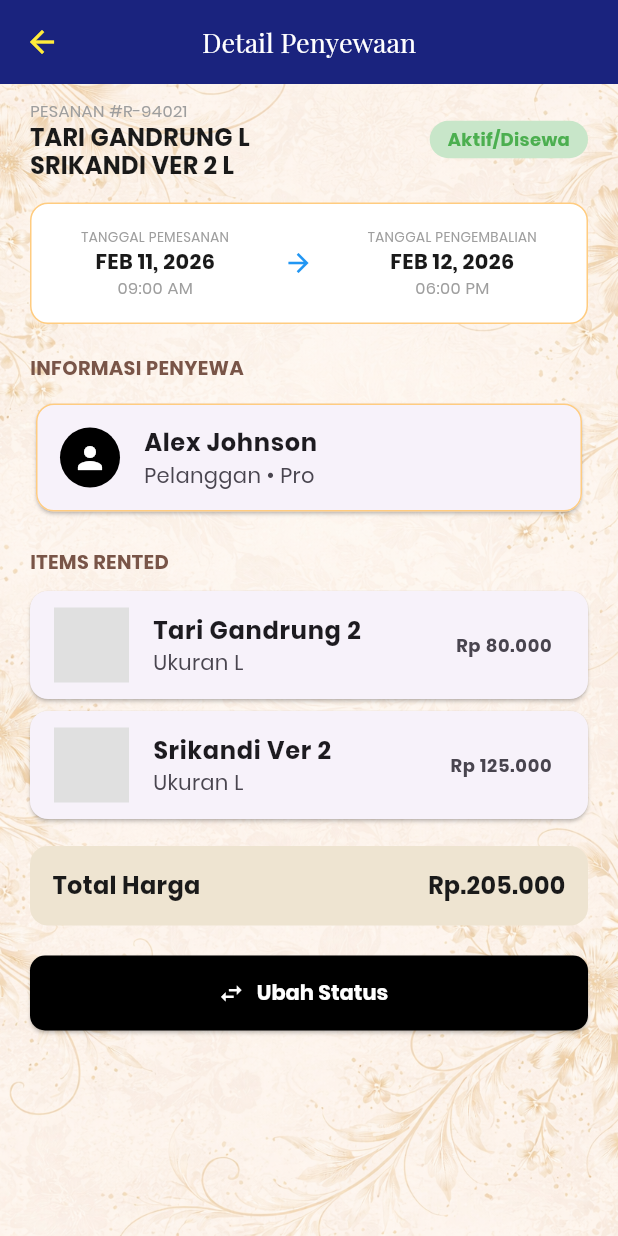
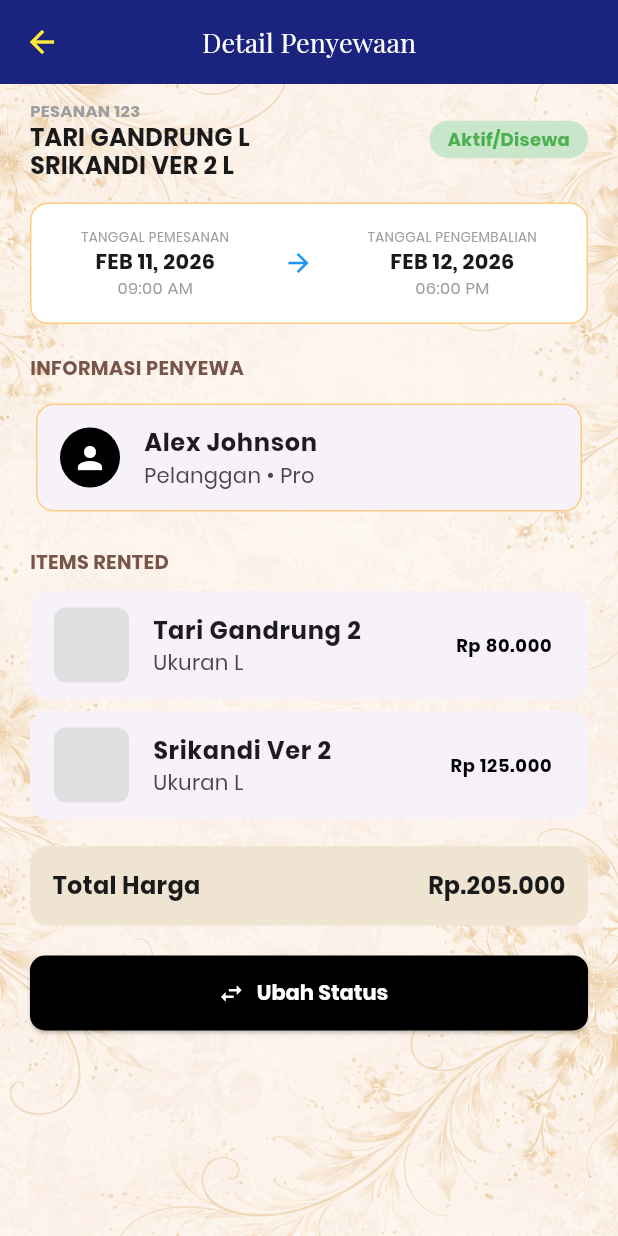
Before and after one commit to farinsevany-art/Penyewaan-Baju, a Flutter app: the ManajemenPesananScreen screen opened directly, after a tap on "Sarah Jenkins", on a phone screen of 412 x 824 dp. Run offline on Flutter 3.47's test engine with Material 3 defaults, Android fonts, the phone set to English and light mode, and no system bars; our stand-ins replace fl_chart, shared_preferences; accounts and stored records are empty.

Commit message:
fitur notifikasi

```diff
--- a/lib/features/admin/screens/rent_details_page.dart
+++ b/lib/features/admin/screens/rent_details_page.dart
@@ -2,14 +2,19 @@ import 'package:flutter/material.dart';
 import '../widgets/status_update_sheet.dart';
 import '../../auth/widgets/auth_background.dart';
 
-class DetailPenyewaanScreen extends StatefulWidget {
-  const DetailPenyewaanScreen({super.key});
+class RentDetailsPage extends StatefulWidget {
+  final String orderId; // Variabel penampung ID
+
+  const RentDetailsPage({
+    super.key,
+    required this.orderId, // Wajib diisi saat navigasi
+  });
 
   @override
-  State<DetailPenyewaanScreen> createState() => _DetailPenyewaanScreenState();
+  State<RentDetailsPage> createState() => _RentDetailsPageState();
 }
 
-class _DetailPenyewaanScreenState extends State<DetailPenyewaanScreen> {
+class _RentDetailsPageState extends State<RentDetailsPage> {
   String currentStatus = "Aktif/Disewa";
 
   void _showStatusPopup() {
@@ -41,15 +46,13 @@ class _DetailPenyewaanScreenState extends State<DetailPenyewaanScreen> {
         elevation: 0,
         leading: IconButton(
           icon: const Icon(Icons.arrow_back, color: Colors.yellow),
-          onPressed: () {
-            // Ini akan kembali ke ManajemenPesananScreen
-            Navigator.of(context).pop();
-          },
+          onPressed: () => Navigator.pop(context),
         ),
         title: const Text(
           'Detail Penyewaan',
           style: TextStyle(color: Colors.white, fontSize: 18),
         ),
+        centerTitle: true,
       ),
       body: AuthBackground(
         child: SingleChildScrollView(
@@ -95,16 +98,17 @@ class _DetailPenyewaanScreenState extends State<DetailPenyewaanScreen> {
     );
   }
 
-  // --- WIDGET HELPER ---
   Widget _buildOrderHeader() {
     return Row(
       mainAxisAlignment: MainAxisAlignment.spaceBetween,
       children: [
-        const Column(
+        Column(
           crossAxisAlignment: CrossAxisAlignment.start,
           children: [
-            Text("PESANAN #R-94021", style: TextStyle(fontSize: 11, color: Colors.grey)),
-            Text(
+            // Menggunakan widget.orderId untuk menampilkan ID yang dikirim
+            Text("PESANAN ${widget.orderId}",
+              style: const TextStyle(fontSize: 11, color: Colors.grey, fontWeight: FontWeight.bold)),
+            const Text(
               "TARI GANDRUNG L\nSRIKANDI VER 2 L",
               style: TextStyle(fontWeight: FontWeight.bold, fontSize: 16, height: 1.2),
             ),
@@ -160,30 +164,36 @@ class _DetailPenyewaanScreenState extends State<DetailPenyewaanScreen> {
 
   Widget _buildCustomerCard() {
     return Card(
+      elevation: 0,
       shape: RoundedRectangleBorder(
         borderRadius: BorderRadius.circular(12),
         side: BorderSide(color: Colors.orange.shade200),
       ),
-      child: const Column(
-        children: [
-          ListTile(
-            leading: CircleAvatar(backgroundColor: Colors.black, child: Icon(Icons.person, color: Colors.white)),
-            title: Text("Alex Johnson", style: TextStyle(fontWeight: FontWeight.bold)),
-            subtitle: Text("Pelanggan • Pro"),
-          ),
-        ],
+      child: const ListTile(
+        leading: CircleAvatar(backgroundColor: Colors.black, child: Icon(Icons.person, color: Colors.white)),
+        title: Text("Alex Johnson", style: TextStyle(fontWeight: FontWeight.bold)),
+        subtitle: Text("Pelanggan • Pro"),
       ),
     );
   }
 
   Widget _itemTile(String name, String size, String price) {
     return Card(
+      elevation: 0,
       margin: const EdgeInsets.only(bottom: 8),
+      shape: RoundedRectangleBorder(borderRadius: BorderRadius.circular(12)),
       child: ListTile(
-        leading: Container(width: 50, height: 50, color: Colors.grey.shade300),
+        leading: Container(
+          width: 50,
+          height: 50,
+          decoration: BoxDecoration(
+            color: Colors.grey.shade300,
+            borderRadius: BorderRadius.circular(8),
+          ),
+        ),
         title: Text(name, style: const TextStyle(fontWeight: FontWeight.bold)),
         subtitle: Text(size),
-        trailing: Text(price, style: const TextStyle(fontWeight: FontWeight.bold)),
+        trailing: Text(price, style: const TextStyle(fontWeight: FontWeight.bold, color: Colors.black)),
       ),
     );
   }
--- a/lib/features/admin/screens/rent_management_page.dart
+++ b/lib/features/admin/screens/rent_management_page.dart
@@ -222,7 +222,7 @@ onTap: () {
           Navigator.push(
             context,
             MaterialPageRoute(
-              builder: (context) => const DetailPenyewaanScreen(),
+              builder: (context) => const RentDetailsPage(orderId: "123"),
             ),
           );
         },
--- a/lib/features/admin/widgets/delete_confirmation_modal.dart
+++ b/lib/features/admin/widgets/delete_confirmation_modal.dart
@@ -1,3 +1,5 @@
+import 'package:flutter/material.dart';
+
 void showDeleteConfirmation(BuildContext context) {
   showModalBottomSheet(
     context: context,
```
Also changed, not shown: lib/features/admin/screens/notification_page.dart (+15 -11 lines).
